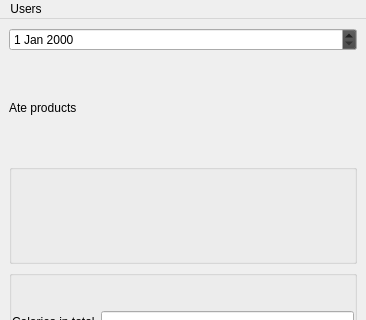
Old version of the form main_window.ui in the repository frod21o/trackYourCaloriesApp; both pictures show x 0 to 366 and y 0 to 320 of the 366 by 508 pixel window.
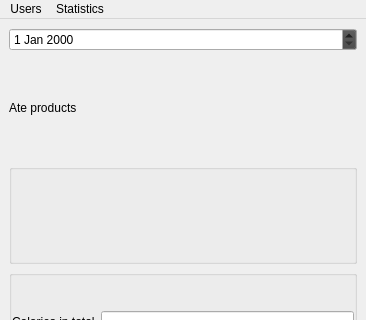
New version of the form. Icons and pictures are not drawn.

Diff of the .ui file:
```diff
--- a/main_window.ui
+++ b/main_window.ui
@@ -192,7 +192,17 @@
      <string>Users</string>
     </property>
    </widget>
+   <widget class="QMenu" name="menuGraph">
+    <property name="title">
+     <string>Statistics</string>
+    </property>
+    <addaction name="action_set_parameters"/>
+    <addaction name="action_set_limits"/>
+    <addaction name="separator"/>
+    <addaction name="action_graph"/>
+   </widget>
    <addaction name="menu_users"/>
+   <addaction name="menuGraph"/>
   </widget>
   <widget class="QStatusBar" name="statusbar"/>
   <action name="actiondefault_User">
```
Left out of the diff: 15 changed lines with no effect on the pictures.
